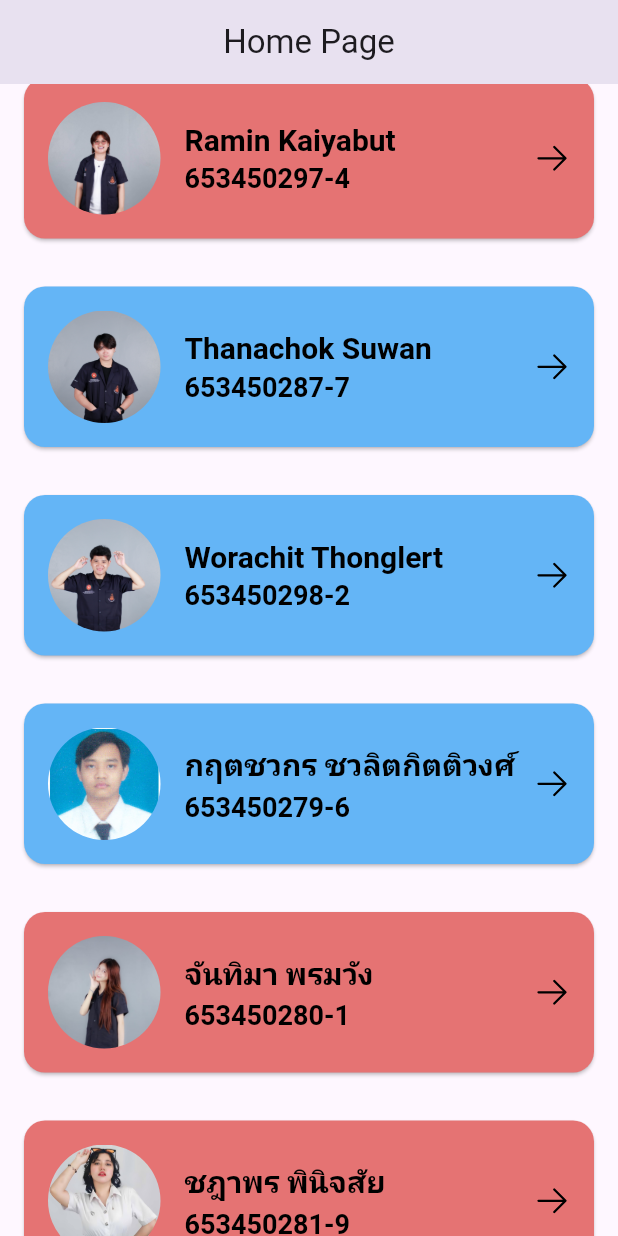
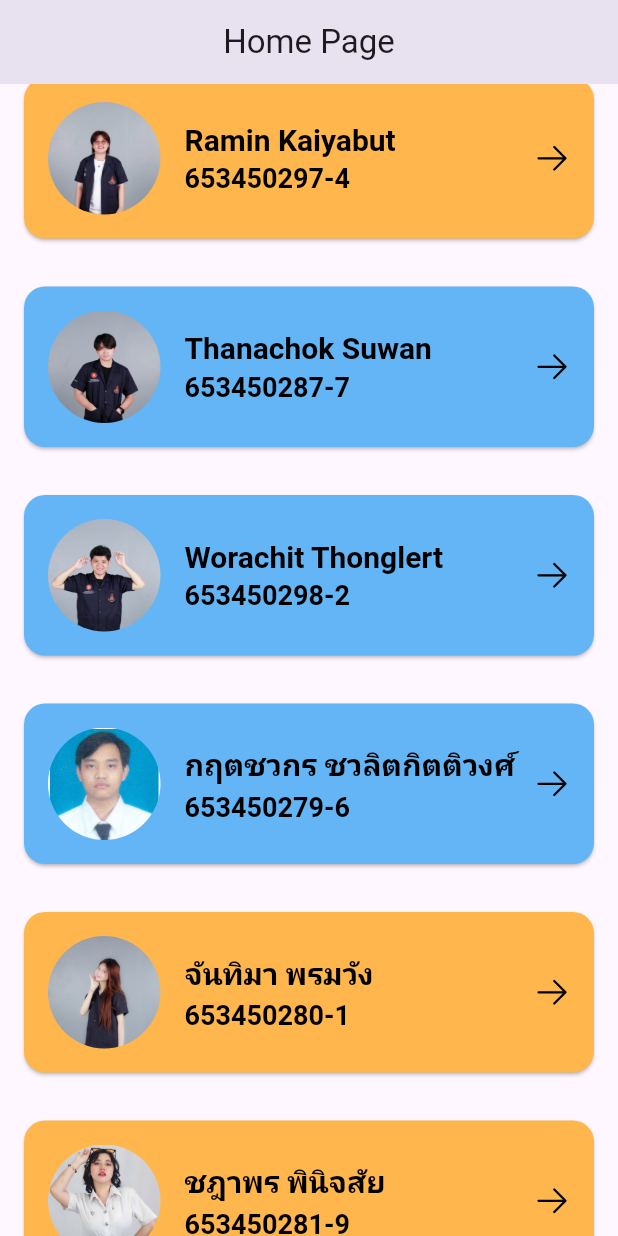
Before and after one commit to chacrit-p/flutter_layout, a Flutter app: the screen it shows after launch, scrolled down 576 dp, on a phone screen of 412 x 824 dp. Run offline on Flutter 3.47's test engine with Material 3 defaults, Android fonts, the phone set to English and light mode, and no system bars; our stand-ins replace flutter_svg.

Commit message:
fix student gender color

```diff
--- a/lib/pages/home_page.dart
+++ b/lib/pages/home_page.dart
@@ -42,7 +42,7 @@ class _HomePageState extends State<HomePage> {
                       description: student.number,
                       image: student.image,
                       color: student.gender == 'female'
-                          ? Colors.red[300]
+                          ? Colors.orange[300]
                           : Colors.blue[300],
                     ),
                   ],
```
